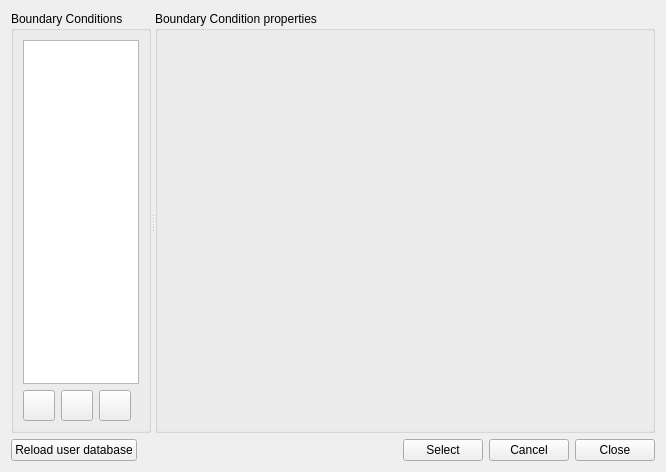
Above: SIM-VICUS/src/SVDBBoundaryConditionEditDialog.ui from ghorwin/SIM-VICUS before the change. Below: the same form after it.
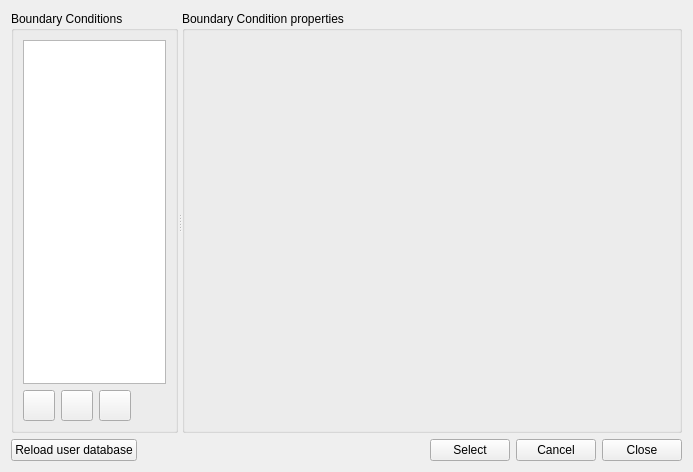
That is the form after the change. Icons and pictures are not drawn. Custom widgets are drawn as their Qt base class.

Commit message: Adjusted layout/spacing in all db edit dialogs.

Diff of the .ui file:
```diff
--- a/SIM-VICUS/src/SVDBBoundaryConditionEditDialog.ui
+++ b/SIM-VICUS/src/SVDBBoundaryConditionEditDialog.ui
@@ -6,7 +6,7 @@
    <rect>
     <x>0</x>
     <y>0</y>
-    <width>651</width>
+    <width>693</width>
     <height>472</height>
    </rect>
   </property>
@@ -110,8 +110,8 @@
       <property name="title">
        <string>Boundary Condition properties</string>
       </property>
-      <layout class="QGridLayout" name="gridLayout_6">
-       <item row="0" column="0">
+      <layout class="QVBoxLayout" name="verticalLayoutEditWidget">
+       <item>
         <widget class="SVDBBoundaryConditionEditWidget" name="editWidget" native="true">
          <property name="minimumSize">
           <size>
```
Left out of the diff: 2 changed lines with no effect on the pictures. The commit also changes 22 other files.
